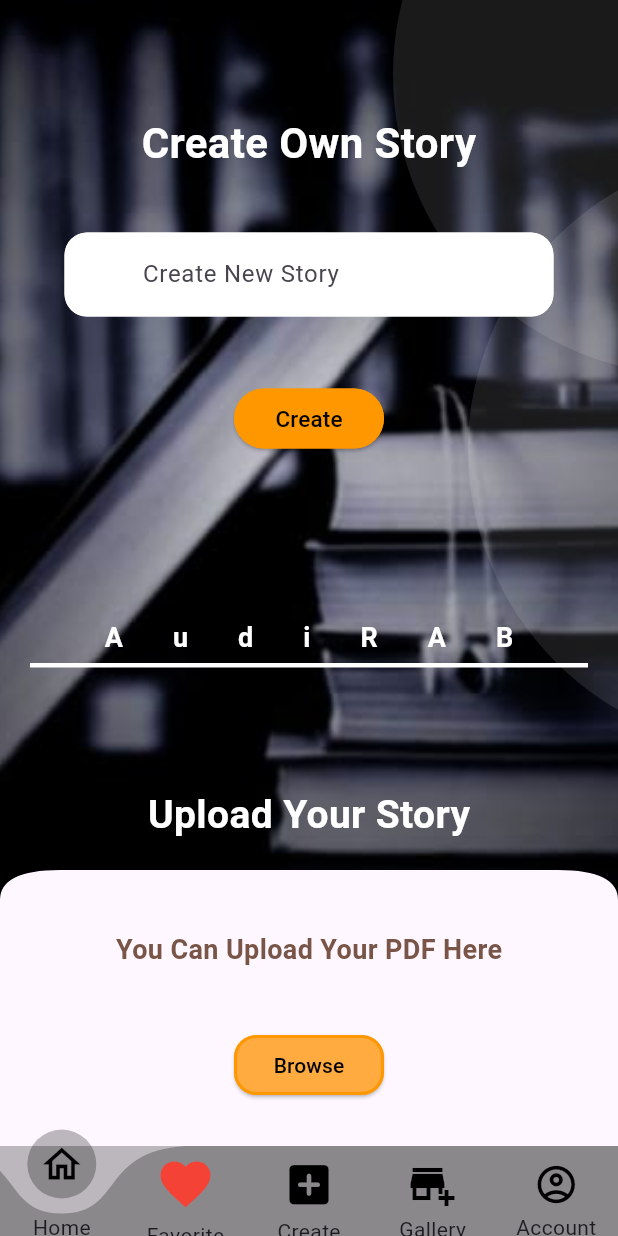
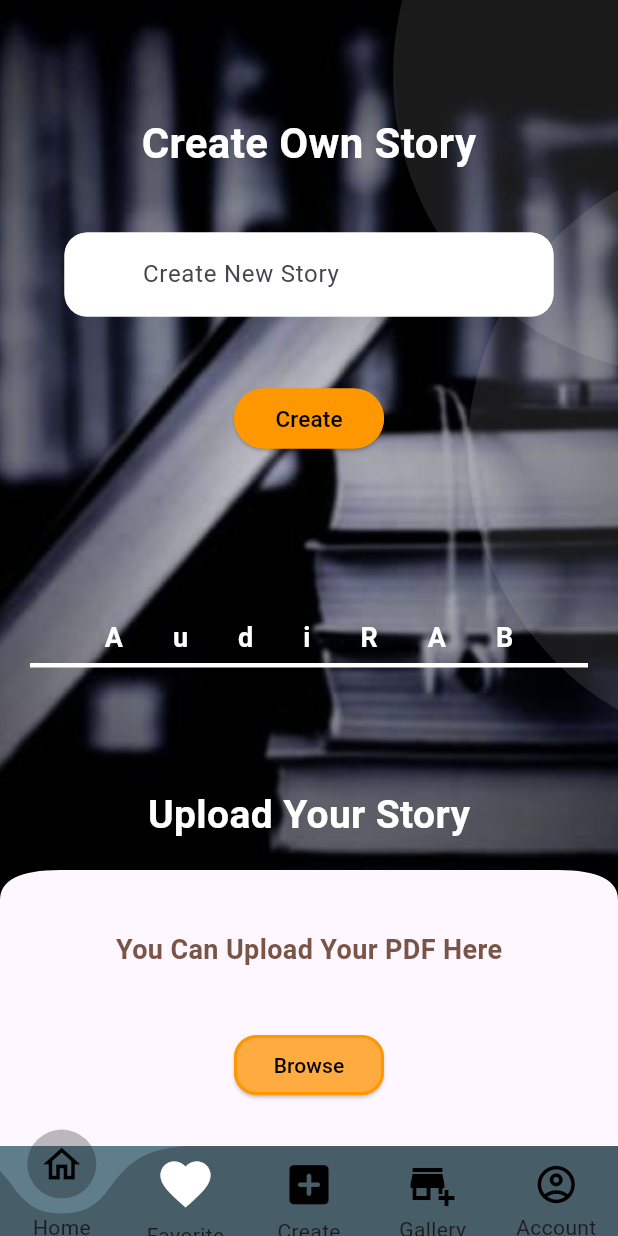
Before and after one commit to LakshanShalintha/Mini-Project, a Flutter app: the NewStory screen opened directly, on a phone screen of 412 x 824 dp. Run offline on Flutter 3.47's test engine with Material 3 defaults, Android fonts, the phone set to English and light mode, and no system bars; drawn by our look-alikes of curved_labeled_navigation_bar; our stand-ins replace cloud_firestore, file_picker, firebase_auth, firebase_core, firebase_storage, font_awesome_flutter and 6 more; missing offline and left inert: flutter_pdfview; accounts and stored records are empty; project files that could hold a hidden picture were left out.

Commit message:
Modified_navbar

```diff
--- a/lib/CommonParts/Nav_Menu.dart
+++ b/lib/CommonParts/Nav_Menu.dart
@@ -18,7 +18,7 @@ class NavMenu extends StatelessWidget {
     return CurvedNavigationBar(
       height: 60,
       color: Colors.black26,
-      backgroundColor: Colors.black26,
+      backgroundColor: Colors.blueGrey,
       items: const [
         CurvedNavigationBarItem(
           child: Icon(Icons.home_outlined,
@@ -30,7 +30,7 @@ class NavMenu extends StatelessWidget {
         CurvedNavigationBarItem(
           child: Icon(
             Icons.favorite,
-            color: Colors.red,
+            color: Colors.white,
             size: 40,
           ),
           label: 'Favorite',
```
